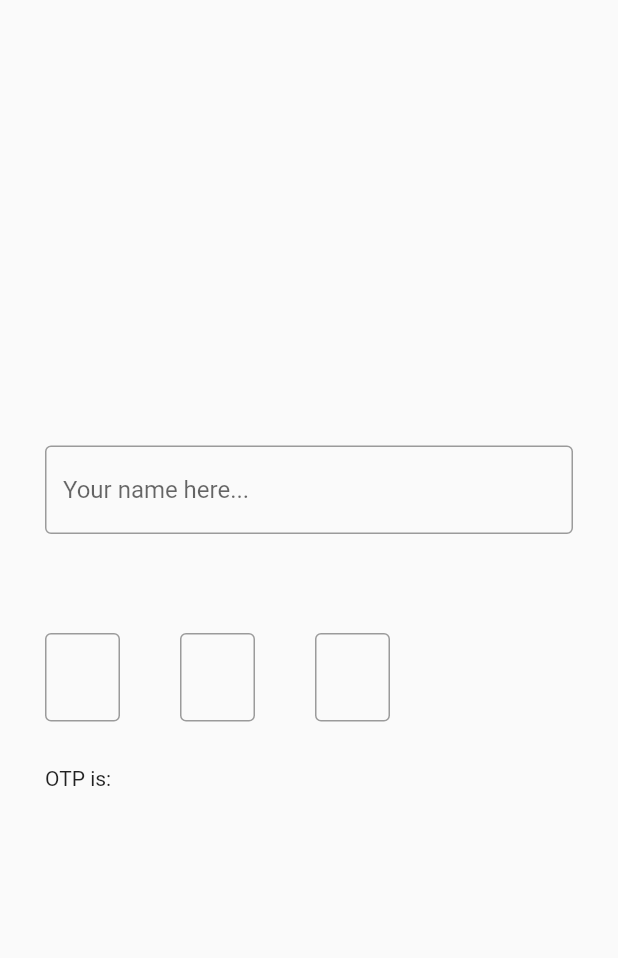
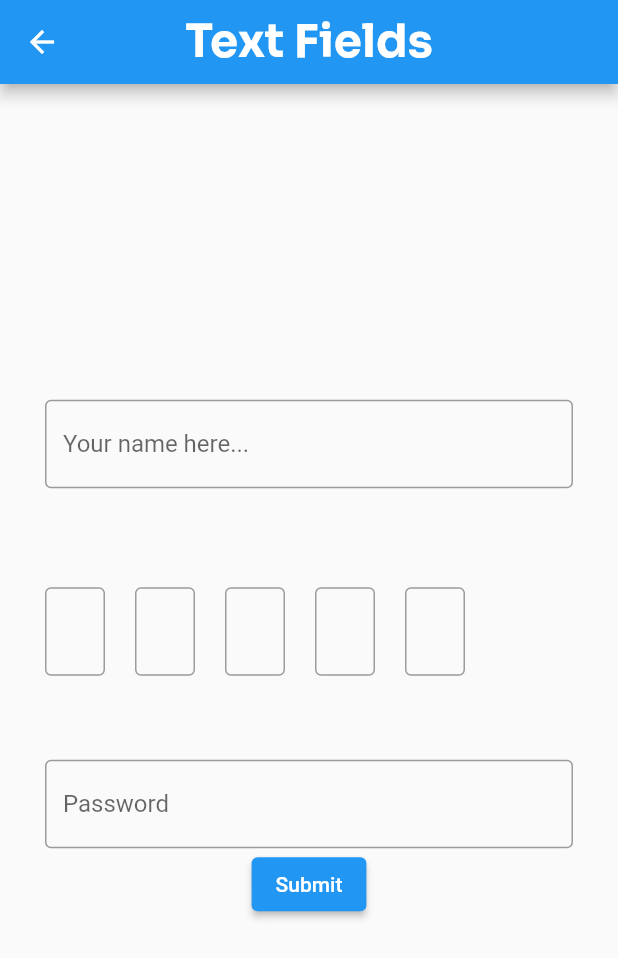
Before and after one commit to Bharath-OS/Flutter_Forms, a Flutter app: the screen it shows after launch, after a tap on "Go to Text Fields Example Page", on a phone screen of 412 x 824 dp. Shown: the top 958 px of the screen. Run offline on Flutter 3.47's test engine with Material 3 defaults, Android fonts, the phone set to English and light mode, and no system bars.

Commit message:
Added switch example page

```diff
--- a/lib/main.dart
+++ b/lib/main.dart
@@ -2,6 +2,7 @@
 
 import 'package:flutter/material.dart';
 import 'package:week_10_flutter/sliders.dart';
+import 'package:week_10_flutter/switch.dart';
 import 'package:week_10_flutter/textfiled.dart';
 import 'package:week_10_flutter/themes/themes.dart';
 
@@ -141,6 +142,14 @@ class HomePage extends StatelessWidget {
                 ),
                 child: Text("Go to Text Fields Example Page"),
               ),
+
+              ElevatedButton(
+                onPressed: () => Navigator.push(
+                  context,
+                  MaterialPageRoute(builder: (ctx) => SwitchScreen()),
+                ),
+                child: Text("Go to Switch Example Page"),
+              ),
             ],
           ),
         ),
--- a/lib/textfiled.dart
+++ b/lib/textfiled.dart
@@ -10,33 +10,45 @@ class FormScreen extends StatefulWidget {
 class _FormScreenState extends State<FormScreen> {
   final _textFieldController = TextEditingController();
   String name = "";
-  final focusnode1 = FocusNode();
-  final focusnode2 = FocusNode();
-  final focusnode3 = FocusNode();
+  String otp = "";
+  @override
+  void initState() {
+    super.initState();
+    // controller2.addListener((){
+    //   if(controller2.text.isEmpty && focusnode2.hasFocus){
+    //     FocusScope.of(context).requestFocus(focusnode1);
+    //   }
+    // });
 
-  final controller1 = TextEditingController();
-  final controller2 = TextEditingController();
-  final controller3 = TextEditingController();
+    // controller3.addListener((){
+    //   if(controller3.text.isEmpty && focusnode3.hasFocus){
+    //     FocusScope.of(context).requestFocus(focusnode2);
+    //   }
+    // });
+    controllers = List.generate(otpLength, (_) => TextEditingController());
+    focusNodes = List.generate(otpLength, (_) => FocusNode());
+  }
+
+  final otpLength = 5;
+  late List<TextEditingController> controllers;
+  late List<FocusNode> focusNodes;
+  final _passwordController = TextEditingController();
 
   @override
-  void initState(){
-    super.initState();
-    controller2.addListener((){
-      if(controller2.text.isEmpty && focusnode2.hasFocus){
-        FocusScope.of(context).requestFocus(focusnode1);
+  void dispose() {
+    for (var controller in controllers) {
+      controller.dispose();
     }
-    });
-
-    controller3.addListener((){
-      if(controller3.text.isEmpty && focusnode3.hasFocus){
-        FocusScope.of(context).requestFocus(focusnode2);
+    for (var node in focusNodes) {
+      node.dispose();
     }
-    });
+    super.dispose();
   }
 
   @override
   Widget build(BuildContext context) {
     return Scaffold(
+      appBar: AppBar(title: Text("Text Fields")),
       body: SafeArea(
         child: Padding(
           padding: const EdgeInsets.all(30),
@@ -60,81 +72,100 @@ class _FormScreenState extends State<FormScreen> {
                           hintText: "Your name here...",
                         ),
                       ),
-                      SizedBox(height: 20,),
+                      SizedBox(height: 20),
                       Text(name.isEmpty ? "" : "Hello, $name"),
                     ],
                   ),
                 ),
 
-                SizedBox(height: 30,),
-
-                //OTP example
+                SizedBox(height: 30),
+                //OTP example with more fields
                 SizedBox(
                   child: Column(
-                    crossAxisAlignment: CrossAxisAlignment.start,
                     children: [
                       Row(
-                        spacing: 10,
-                        children: [
-                          SizedBox(
-                            width: 50,
+                        spacing: 20,
+                        children: List.generate(otpLength, (index) {
+                          return SizedBox(
+                            width: 40,
                             child: TextField(
-                              controller: controller1,
+                              controller: controllers[index],
+                              focusNode: focusNodes[index],
+                              maxLength: 1,
                               textAlign: TextAlign.center,
-                              focusNode: focusnode1,
-                              maxLength: 1,
                               decoration: InputDecoration(
                                 counterText: "",
                                 border: OutlineInputBorder(),
                               ),
                               onChanged: (value) {
-                                if (value.isNotEmpty) {
-                                  FocusScope.of(context).requestFocus(focusnode2);
+                                if (value.isNotEmpty && index < otpLength - 1) {
+                                  FocusScope.of(
+                                    context,
+                                  ).requestFocus(focusNodes[index + 1]);
+                                } else if (value.isEmpty && index > 0) {
+                                  FocusScope.of(
+                                    context,
+                                  ).requestFocus(focusNodes[index - 1]);
+                                }
+
+                                if (index == otpLength - 1 &&
+                                    value.isNotEmpty) {
+                                  setState(() {
+                                    otp =
+                                        controllers[0].text +
+                                        controllers[1].text +
+                                        controllers[2].text +
+                                        controllers[3].text +
+                                        controllers[4].text;
+                                  });
                                 }
                               },
                             ),
+                          );
+                        }),
                       ),
-                          SizedBox(width: 20),
-                          SizedBox(
-                            width: 50,
-                            child: TextField(
-                              controller: controller2,
-                              textAlign: TextAlign.center,
-                              focusNode: focusnode2,
-                              maxLength: 1,
-                              decoration: InputDecoration(
-                                counterText: "",
-                                border: OutlineInputBorder(),
-                              ),
-                              onChanged: (value) {
-                                if (value.isNotEmpty) {
-                                  FocusScope.of(context).requestFocus(focusnode3);
-                                }
-                              }
+                      SizedBox(height: 20),
+                      Text(otp.isEmpty ? "" : "The OTP is: $otp"),
+                    ],
                   ),
                 ),
-                          SizedBox(width: 20),
+                SizedBox(height: 20),
+                //password typting
                 SizedBox(
-                            width: 50,
-                            child: TextField(
-                              controller: controller3,
-                              textAlign: TextAlign.center,
-                              focusNode: focusnode3,
-                              maxLength: 1,
+                  child: Column(
+                    children: [
+                      TextFormField(
                         decoration: InputDecoration(
-                                counterText: "",
                           border: OutlineInputBorder(),
+                          labelText: "Password",
                         ),
+                        obscureText: true,
+                        controller: _passwordController,
+                        validator: (value) {
+                          if (value == null || value.isEmpty) {
+                            return "Field is empty";
+                          } else if (value.length < 6) {
+                            return "Password need atleast 6 characters";
+                          }
+                          return null;
+                        },
                       ),
+                      ElevatedButton(
+                        onPressed: () {
+                          final password = _passwordController.text;
+                          final username = _textFieldController.text;
+                          if (password.isEmpty || username.isEmpty) {
+                            showPopUp("Some Fields are empty");
+                          } else if (password.length < 6) {
+                            showPopUp("Password need atleast 6 characters");
+                          } else {
+                            showPopUp("Password accepted!");
+                          }
+                        },
+                        child: Text("Submit"),
                       ),
-                          SizedBox(width: 20),
                     ],
                   ),
-                      SizedBox(height: 30,),
-                      Text("OTP is: ${controller1.text+controller2.text+controller3.text}")
-                    ],
-                  ),
-
                 ),
               ],
             ),
@@ -143,4 +174,8 @@ class _FormScreenState extends State<FormScreen> {
       ),
     );
   }
+
+  void showPopUp(String mesg) {
+    ScaffoldMessenger.of(context).showSnackBar(SnackBar(content: Text(mesg)));
   }
+}
```
Also changed, not shown: lib/switch.dart (added, +85 -0 lines). Lines whose indentation alone changed are shown as unchanged.
